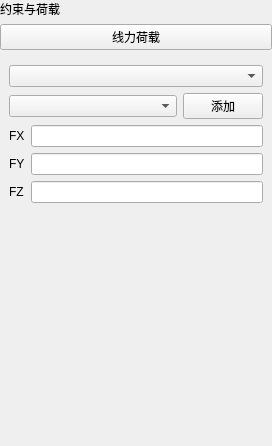
This is plugins/Base_PhysicalField/LinearForcePage.ui in asd977/base_cae as Qt 5 draws it before an edit. The edited form follows.
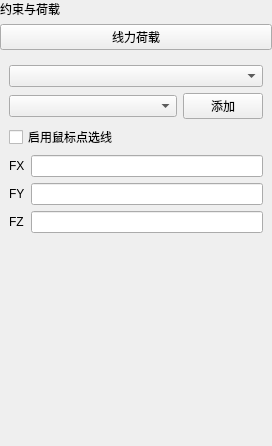
This is the edited form. Custom widgets are drawn as their Qt base class.

Commit message: Base_PhysicalField: add pick-enable checkboxes for edge/face pages

Patch:
```diff
--- a/plugins/Base_PhysicalField/LinearForcePage.ui
+++ b/plugins/Base_PhysicalField/LinearForcePage.ui
@@ -52,34 +52,41 @@
    <item>
     <widget class="QWidget" name="contentWidget" native="true">
      <layout class="QGridLayout" name="gridLayout">
-      <item row="2" column="1">
+      <item row="2" column="0" colspan="2">
+       <widget class="QCheckBox" name="pickEnableCheckBox">
+        <property name="text">
+         <string>启用鼠标点选线</string>
+        </property>
+       </widget>
+      </item>
+      <item row="3" column="1">
        <widget class="QLineEdit" name="lineEditX"/>
       </item>
-      <item row="3" column="0">
+      <item row="4" column="0">
        <widget class="QLabel" name="label_2">
         <property name="text">
          <string>FY</string>
         </property>
        </widget>
       </item>
-      <item row="4" column="0">
+      <item row="5" column="0">
        <widget class="QLabel" name="label_3">
         <property name="text">
          <string>FZ</string>
         </property>
        </widget>
       </item>
-      <item row="2" column="0">
+      <item row="3" column="0">
        <widget class="QLabel" name="label">
         <property name="text">
          <string>FX</string>
         </property>
        </widget>
       </item>
-      <item row="4" column="1">
+      <item row="5" column="1">
        <widget class="QLineEdit" name="lineEditZ"/>
       </item>
-      <item row="3" column="1">
+      <item row="4" column="1">
        <widget class="QLineEdit" name="lineEditY"/>
       </item>
       <item row="0" column="0" colspan="2">
```
The commit also changes 3 other files.
